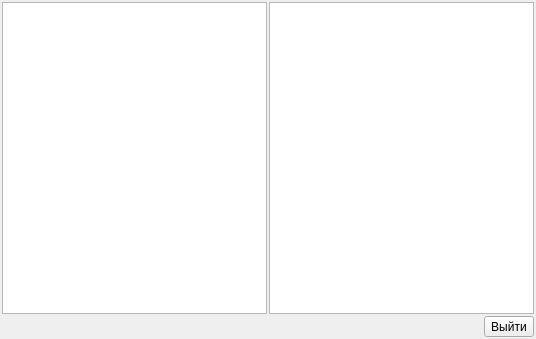
Above: classes/menubar/widgetmenu.ui from vlarry/configurator before the change. Below: the same form after it.
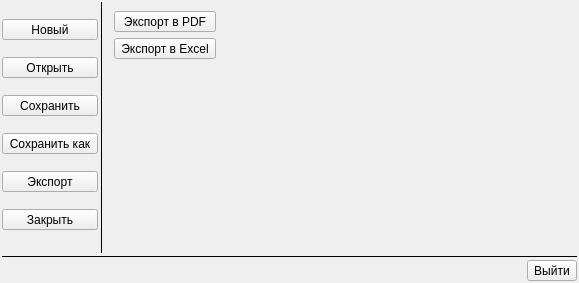
That is the form after the change. Icons and pictures are not drawn.

Diff of the .ui file:
```diff
--- a/classes/menubar/widgetmenu.ui
+++ b/classes/menubar/widgetmenu.ui
@@ -6,14 +6,14 @@
    <rect>
     <x>0</x>
     <y>0</y>
-    <width>536</width>
-    <height>339</height>
+    <width>579</width>
+    <height>283</height>
    </rect>
   </property>
   <property name="windowTitle">
    <string/>
   </property>
-  <layout class="QVBoxLayout" name="verticalLayout">
+  <layout class="QVBoxLayout" name="verticalLayout_2">
    <property name="spacing">
     <number>2</number>
    </property>
@@ -32,15 +32,387 @@
    <item>
     <layout class="QHBoxLayout" name="horizontalLayout_2">
      <item>
-      <widget class="QListWidget" name="listWidgetMenuItem"/>
+      <layout class="QVBoxLayout" name="verticalLayout">
+       <property name="spacing">
+        <number>0</number>
+       </property>
+       <property name="sizeConstraint">
+        <enum>QLayout::SetDefaultConstraint</enum>
+       </property>
+       <item>
+        <widget class="QToolButton" name="toolButtonNewProject">
+         <property name="sizePolicy">
+          <sizepolicy hsizetype="Minimum" vsizetype="Fixed">
+           <horstretch>0</horstretch>
+           <verstretch>0</verstretch>
+          </sizepolicy>
+         </property>
+         <property name="mouseTracking">
+          <bool>true</bool>
+         </property>
+         <property name="toolTip">
+          <string>&lt;html&gt;&lt;head/&gt;&lt;body&gt;&lt;p&gt;Создает новый проект&lt;/p&gt;&lt;/body&gt;&lt;/html&gt;</string>
+         </property>
+         <property name="text">
+          <string>Новый</string>
+         </property>
+         <property name="icon">
+          <iconset resource="../../resource.qrc">
+           <normaloff>:/images/resource/images/new.png</normaloff>:/images/resource/images/new.png</iconset>
+         </property>
+         <property name="iconSize">
+          <size>
+           <width>32</width>
+           <height>32</height>
+          </size>
+         </property>
+         <property name="toolButtonStyle">
+          <enum>Qt::ToolButtonTextBesideIcon</enum>
+         </property>
+        </widget>
+       </item>
+       <item>
+        <widget class="QToolButton" name="toolButtonOpenProject">
+         <property name="sizePolicy">
+          <sizepolicy hsizetype="Minimum" vsizetype="Fixed">
+           <horstretch>0</horstretch>
+           <verstretch>0</verstretch>
+          </sizepolicy>
+         </property>
+         <property name="mouseTracking">
+          <bool>true</bool>
+         </property>
+         <property name="toolTip">
+          <string>Открывает проект</string>
+         </property>
+         <property name="text">
+          <string>Открыть</string>
+         </property>
+         <property name="icon">
+          <iconset resource="../../resource.qrc">
+           <normaloff>:/images/resource/images/open.png</normaloff>:/images/resource/images/open.png</iconset>
+         </property>
+         <property name="iconSize">
+          <size>
+           <width>32</width>
+           <height>32</height>
+          </size>
+         </property>
+         <property name="toolButtonStyle">
+          <enum>Qt::ToolButtonTextBesideIcon</enum>
+         </property>
+        </widget>
+       </item>
+       <item>
+        <widget class="QToolButton" name="toolButtonSaveProject">
+         <property name="sizePolicy">
+          <sizepolicy hsizetype="Minimum" vsizetype="Fixed">
+           <horstretch>0</horstretch>
+           <verstretch>0</verstretch>
+          </sizepolicy>
+         </property>
+         <property name="mouseTracking">
+          <bool>true</bool>
+         </property>
+         <property name="toolTip">
+          <string>Сохраняет проект в файл</string>
+         </property>
+         <property name="text">
+          <string>Сохранить</string>
+         </property>
+         <property name="icon">
+          <iconset resource="../../resource.qrc">
+           <normaloff>:/images/resource/images/save.png</normaloff>:/images/resource/images/save.png</iconset>
+         </property>
+         <property name="iconSize">
+          <size>
+           <width>32</width>
+           <height>32</height>
+          </size>
+         </property>
+         <property name="toolButtonStyle">
+          <enum>Qt::ToolButtonTextBesideIcon</enum>
+         </property>
+        </widget>
+       </item>
+       <item>
+        <widget class="QToolButton" name="toolButtonSaveAsProject">
+         <property name="sizePolicy">
+          <sizepolicy hsizetype="Minimum" vsizetype="Fixed">
+           <horstretch>0</horstretch>
+           <verstretch>0</verstretch>
+          </sizepolicy>
+         </property>
+         <property name="mouseTracking">
+          <bool>true</bool>
+         </property>
+         <property name="toolTip">
+          <string>Сохраняет проект в файл с новым именем</string>
+         </property>
+         <property name="text">
+          <string>Сохранить как</string>
+         </property>
+         <property name="icon">
+          <iconset resource="../../resource.qrc">
+           <normaloff>:/images/resource/images/save_as.png</normaloff>:/images/resource/images/save_as.png</iconset>
+         </property>
+         <property name="iconSize">
+          <size>
+           <width>32</width>
+           <height>32</height>
+          </size>
+         </property>
+         <property name="toolButtonStyle">
+          <enum>Qt::ToolButtonTextBesideIcon</enum>
+         </property>
+        </widget>
+       </item>
+       <item>
+        <widget class="QToolButton" name="toolButtonExportProject">
+         <property name="sizePolicy">
+          <sizepolicy hsizetype="Minimum" vsizetype="Fixed">
+           <horstretch>0</horstretch>
+           <verstretch>0</verstretch>
+          </sizepolicy>
+         </property>
+         <property name="mouseTracking">
+          <bool>true</bool>
+         </property>
+         <property name="text">
+          <string>Экспорт</string>
+         </property>
+         <property name="icon">
+          <iconset resource="../../resource.qrc">
+           <normaloff>:/images/resource/images/export.png</normaloff>:/images/resource/images/export.png</iconset>
+         </property>
+         <property name="iconSize">
+          <size>
+           <width>32</width>
+           <height>32</height>
+          </size>
+         </property>
+         <property name="popupMode">
+          <enum>QToolButton::DelayedPopup</enum>
+         </property>
+         <property name="toolButtonStyle">
+          <enum>Qt::ToolButtonTextBesideIcon</enum>
+         </property>
+        </widget>
+       </item>
+       <item>
+        <widget class="QToolButton" name="toolButtonCloseProject">
+         <property name="sizePolicy">
+          <sizepolicy hsizetype="Minimum" vsizetype="Fixed">
+           <horstretch>0</horstretch>
+           <verstretch>0</verstretch>
+          </sizepolicy>
+         </property>
+         <property name="mouseTracking">
+          <bool>true</bool>
+         </property>
+         <property name="toolTip">
+          <string>Закрывает проект</string>
+         </property>
+         <property name="text">
+          <string>Закрыть</string>
+         </property>
+         <property name="icon">
+          <iconset resource="../../resource.qrc">
+           <normaloff>:/images/resource/images/close_button.png</normaloff>:/images/resource/images/close_button.png</iconset>
+         </property>
+         <property name="iconSize">
+          <size>
+           <width>32</width>
+           <height>32</height>
+          </size>
+         </property>
+         <property name="toolButtonStyle">
+          <enum>Qt::ToolButtonTextBesideIcon</enum>
+         </property>
+        </widget>
+       </item>
+      </layout>
      </item>
      <item>
-      <widget class="QListWidget" name="listWidgetSubMenu"/>
+      <widget class="Line" name="line">
+       <property name="frameShadow">
+        <enum>QFrame::Plain</enum>
+       </property>
+       <property name="orientation">
+        <enum>Qt::Vertical</enum>
+       </property>
+      </widget>
+     </item>
+     <item>
+      <widget class="QStackedWidget" name="stackedWidgetMenuFunction">
+       <property name="sizePolicy">
+        <sizepolicy hsizetype="Expanding" vsizetype="Expanding">
+         <horstretch>0</horstretch>
+         <verstretch>0</verstretch>
+        </sizepolicy>
+       </property>
+       <property name="minimumSize">
+        <size>
+         <width>400</width>
+         <height>0</height>
+        </size>
+       </property>
+       <property name="currentIndex">
+        <number>1</number>
+       </property>
+       <widget class="QWidget" name="pageGeneral">
+        <layout class="QVBoxLayout" name="verticalLayout_3">
+         <item>
+          <layout class="QHBoxLayout" name="horizontalLayout_4">
+           <item>
+            <widget class="QLabel" name="label">
+             <property name="text">
+              <string>Ранее открытые документы</string>
+             </property>
+             <property name="scaledContents">
+              <bool>true</bool>
+             </property>
+            </widget>
+           </item>
+           <item>
+            <spacer name="horizontalSpacer_2">
+             <property name="orientation">
+              <enum>Qt::Horizontal</enum>
+             </property>
+             <property name="sizeHint" stdset="0">
+              <size>
+               <width>40</width>
+               <height>20</height>
+              </size>
+             </property>
+            </spacer>
+           </item>
+          </layout>
+         </item>
+         <item>
+          <spacer name="verticalSpacer">
+           <property name="orientation">
+            <enum>Qt::Vertical</enum>
+           </property>
+           <property name="sizeHint" stdset="0">
+            <size>
+             <width>20</width>
+             <height>171</height>
+            </size>
+           </property>
+          </spacer>
+         </item>
+        </layout>
+       </widget>
+       <widget class="QWidget" name="pageExport">
+        <layout class="QVBoxLayout" name="verticalLayout_5">
+         <item>
+          <layout class="QHBoxLayout" name="horizontalLayout_3">
+           <item>
+            <layout class="QVBoxLayout" name="verticalLayout_4">
+             <item>
+              <widget class="QToolButton" name="toolButtonExportToPDF">
+               <property name="sizePolicy">
+                <sizepolicy hsizetype="Minimum" vsizetype="Fixed">
+                 <horstretch>0</horstretch>
+                 <verstretch>0</verstretch>
+                </sizepolicy>
+               </property>
+               <property name="text">
+                <string>Экспорт в PDF</string>
+               </property>
+               <property name="icon">
+                <iconset resource="../../resource.qrc">
+                 <normaloff>:/images/resource/images/export_pdf.png</normaloff>:/images/resource/images/export_pdf.png</iconset>
+               </property>
+               <property name="iconSize">
+                <size>
+                 <width>32</width>
+                 <height>32</height>
+                </size>
+               </property>
+               <property name="toolButtonStyle">
+                <enum>Qt::ToolButtonTextBesideIcon</enum>
+               </property>
+              </widget>
+             </item>
+             <item>
+              <widget class="QToolButton" name="toolButtonExportToExcel">
+               <property name="sizePolicy">
+                <sizepolicy hsizetype="Minimum" vsizetype="Fixed">
+                 <horstretch>0</horstretch>
+                 <verstretch>0</verstretch>
+                </sizepolicy>
+               </property>
+               <property name="text">
+                <string>Экспорт в Excel</string>
+               </property>
+               <property name="icon">
+                <iconset resource="../../resource.qrc">
+                 <normaloff>:/images/resource/images/export_excel.png</normaloff>:/images/resource/images/export_excel.png</iconset>
+               </property>
+               <property name="iconSize">
+                <size>
+                 <width>32</width>
+                 <height>32</height>
+                </size>
+               </property>
+               <property name="toolButtonStyle">
+                <enum>Qt::ToolButtonTextBesideIcon</enum>
+               </property>
+              </widget>
+             </item>
+            </layout>
+           </item>
+           <item>
+            <spacer name="horizontalSpacer_3">
+             <property name="orientation">
+              <enum>Qt::Horizontal</enum>
+             </property>
+             <property name="sizeHint" stdset="0">
+              <size>
+               <width>40</width>
+               <height>20</height>
+              </size>
+             </property>
+            </spacer>
+           </item>
+          </layout>
+         </item>
+         <item>
+          <spacer name="verticalSpacer_2">
+           <property name="orientation">
+            <enum>Qt::Vertical</enum>
+           </property>
+           <property name="sizeHint" stdset="0">
+            <size>
+             <width>20</width>
+             <height>111</height>
+            </size>
+           </property>
+          </spacer>
+         </item>
+        </layout>
+       </widget>
+      </widget>
      </item>
     </layout>
    </item>
+   <item>
+    <widget class="Line" name="line_2">
+     <property name="frameShadow">
+      <enum>QFrame::Plain</enum>
+     </property>
+     <property name="orientation">
+      <enum>Qt::Horizontal</enum>
+     </property>
+    </widget>
+   </item>
    <item>
     <layout class="QHBoxLayout" name="horizontalLayout">
+     <property name="spacing">
+      <number>0</number>
+     </property>
      <item>
       <spacer name="horizontalSpacer">
        <property name="orientation">
@@ -63,6 +435,12 @@
         <iconset resource="../../resource.qrc">
          <normaloff>:/images/resource/images/exit.png</normaloff>:/images/resource/images/exit.png</iconset>
        </property>
+       <property name="iconSize">
+        <size>
+         <width>32</width>
+         <height>32</height>
+        </size>
+       </property>
        <property name="toolButtonStyle">
         <enum>Qt::ToolButtonTextBesideIcon</enum>
        </property>
```
Left out of the diff: 5 changed lines with no effect on the pictures.
